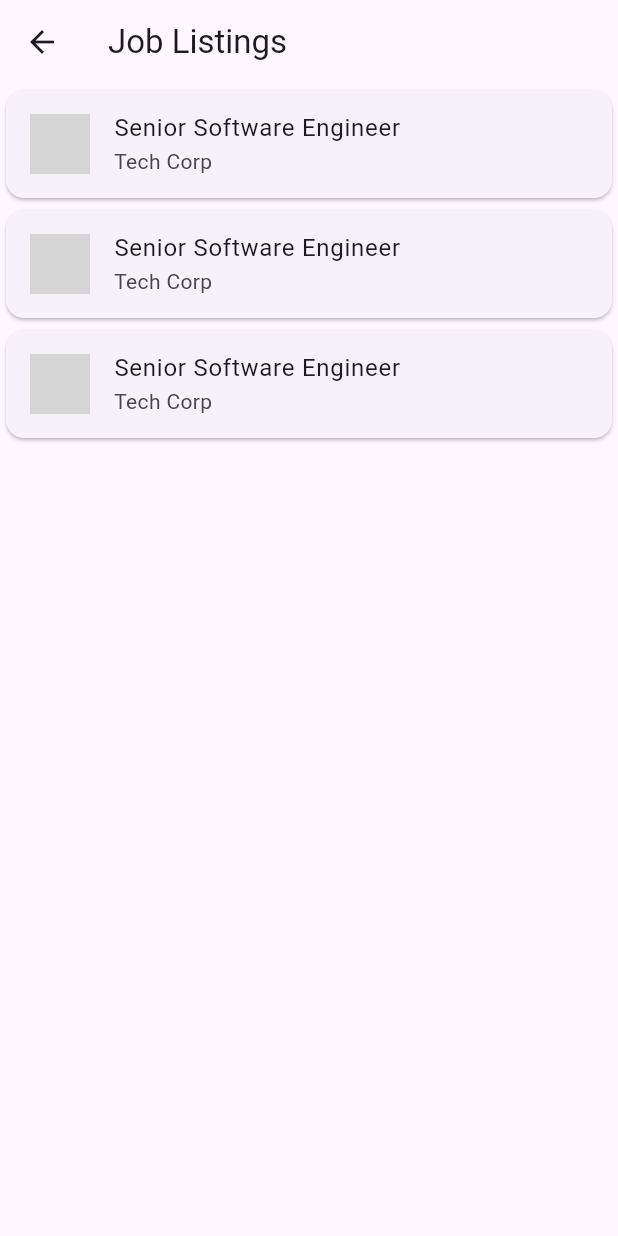
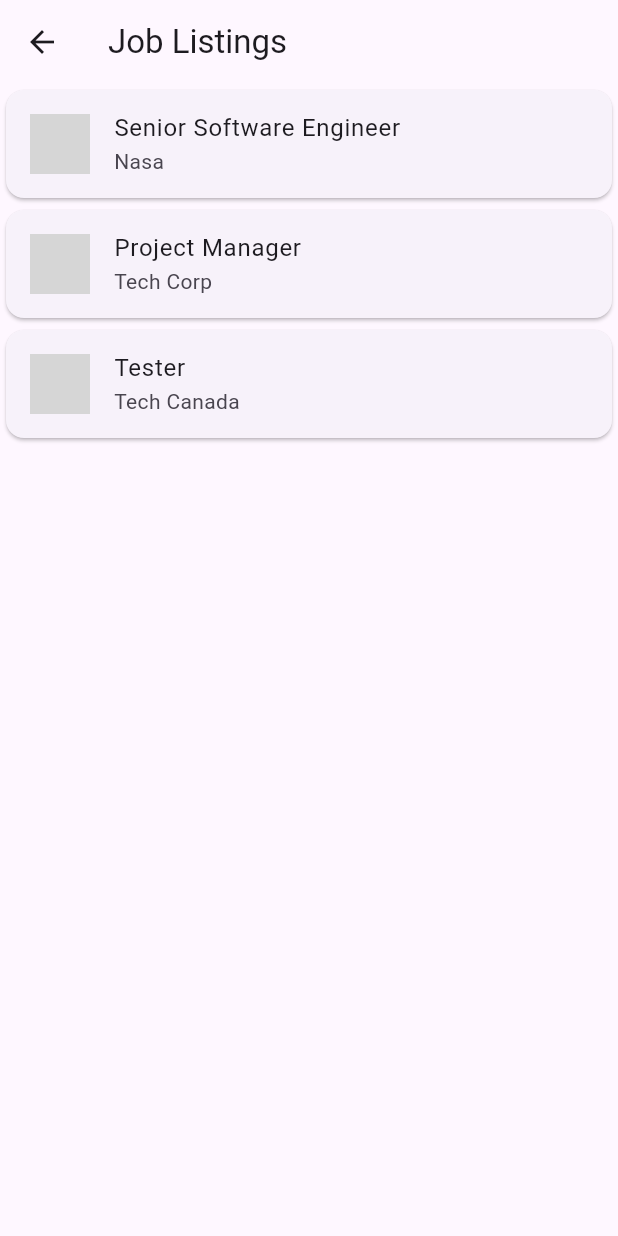
Before and after one commit to Dannysyed/jobrecruiting_usingFlutter, a Flutter app: the screen it shows after launch, after a tap on "Job Listings", on a phone screen of 412 x 824 dp. Run offline on Flutter 3.47's test engine with Material 3 defaults, Android fonts, the phone set to English and light mode, and no system bars; grey boxes are pictures that could not be loaded.

Commit message:
Update in data and Home screen fix

```diff
--- a/lib/data/data.dart
+++ b/lib/data/data.dart
@@ -11,24 +11,18 @@ final List<Candidate> candidates = [
     name: 'Meet Shah',
     position: 'Product Manager',
     imageUrl: 'assets/images/candidate2.jpg',
-    isConnected: false,
+    isConnected: true,
   ),
   Candidate(
-    name: 'Pavan Pater',
+    name: 'Pavan Patel',
     position: 'Software Developer',
     imageUrl: 'assets/images/candidate1.jpg',
     isConnected: true,
   ),
   Candidate(
-    name: 'Parth Pater',
+    name: 'Parth Prajapathi',
     position: 'Product Manager',
     imageUrl: 'assets/images/candidate2.jpg',
-    isConnected: false,
-  ),
-  Candidate(
-    name: 'Alice Smith',
-    position: 'UI/UX Designer',
-    imageUrl: 'assets/images/candidate3.jpg',
     isConnected: false,
   ),
 ];
@@ -47,23 +41,21 @@ final List<Post> connectedCandidatePosts = [
 final List<JobListing> jobListings = [
   JobListing(
     title: 'Senior Software Engineer',
-    company: 'Tech Corp',
+    company: 'Nasa',
     logoUrl: 'assets/images/tech_corp_logo.jpg',
     description:
         'We are looking for a Senior Software Engineer to join our team.',
   ),
   JobListing(
-    title: 'Senior Software Engineer',
+    title: 'Project Manager',
     company: 'Tech Corp',
     logoUrl: 'assets/images/tech_corp_logo.jpg',
-    description:
-        'We are looking for a Senior Software Engineer to join our team.',
+    description: 'We are looking for a Project Mangager to join our team.',
   ),
   JobListing(
-    title: 'Senior Software Engineer',
-    company: 'Tech Corp',
+    title: 'Tester',
+    company: 'Tech Canada',
     logoUrl: 'assets/images/tech_corp_logo.jpg',
-    description:
-        'We are looking for a Senior Software Engineer to join our team.',
+    description: 'We are looking for a tester to join our team.',
   ),
 ];
--- a/lib/widgets/home_screen.dart
+++ b/lib/widgets/home_screen.dart
@@ -5,8 +5,20 @@ import 'candidate_detail_screen.dart';
 import 'job_listings_screen.dart';
 import 'candidates_screen.dart';
 
-class HomeScreen extends StatelessWidget {
-  const HomeScreen({super.key});
+class HomeScreen extends StatefulWidget {
+  const HomeScreen({Key? key}) : super(key: key);
+
+  @override
+  State<HomeScreen> createState() => _HomeScreenState();
+}
+
+class _HomeScreenState extends State<HomeScreen> {
+  Future<void> _refreshPosts() async {
+    // Simulate a delay to show the refresh indicator
+    await Future.delayed(const Duration(seconds: 1));
+    setState(() {});
+  }
+
   @override
   Widget build(BuildContext context) {
     return Scaffold(
@@ -15,21 +27,19 @@ class HomeScreen extends StatelessWidget {
         actions: [
           IconButton(
             icon: const Icon(Icons.add),
-            onPressed: () {
-              Navigator.push(
+            onPressed: () async {
+              await Navigator.push(
                 context,
                 MaterialPageRoute(builder: (context) => CreatePostScreen()),
-              ).then((value) {
-                if (value == true) {
-                  (context as Element).reassemble();
-                }
-              });
+              );
+              setState(() {});
             },
             tooltip: 'Create Post',
           ),
         ],
       ),
       body: Column(
+        crossAxisAlignment: CrossAxisAlignment.start,
         children: [
           Padding(
             padding: const EdgeInsets.all(16),
@@ -38,38 +48,45 @@ class HomeScreen extends StatelessWidget {
               style: TextStyle(
                 fontSize: 24,
                 fontWeight: FontWeight.bold,
-                  color: Theme.of(context).primaryColor),
+                color: Theme.of(context).primaryColor,
+              ),
             ),
           ),
           Expanded(
             child: RefreshIndicator(
-              onRefresh: () async {
-                (context as Element).reassemble();
-              },
-              child: connectedCandidatePosts.isEmpty
-                  ? const Center(child: Text('No posts to show'))
+              onRefresh: _refreshPosts,
+              child: _buildPostsList(),
+            ),
+          ),
+          _buildFooterButtons(),
+        ],
+      ),
+    );
+  }
+
+  Widget _buildPostsList() {
+    return connectedCandidatePosts.isEmpty
+        ? Center(child: Text('No posts to show'))
         : ListView.builder(
             itemCount: connectedCandidatePosts.length,
             itemBuilder: (context, index) {
               final post = connectedCandidatePosts[index];
               return Card(
                 elevation: 5,
-                          margin: const EdgeInsets.symmetric(
-                              vertical: 8, horizontal: 16),
-                          child: Column(
-                            crossAxisAlignment: CrossAxisAlignment.start,
-                            children: [
-                              ListTile(
+                margin: const EdgeInsets.symmetric(vertical: 8, horizontal: 16),
+                child: ListTile(
                   contentPadding: const EdgeInsets.symmetric(
-                                    vertical: 12, horizontal: 16),
+                    vertical: 12,
+                    horizontal: 16,
+                  ),
                   leading: CircleAvatar(
                     radius: 30,
-                                  backgroundImage:
-                                      AssetImage(post.candidate.imageUrl),
+                    backgroundImage: AssetImage(post.candidate.imageUrl),
                   ),
-                                title: Text(post.candidate.name,
-                                    style: const TextStyle(
-                                        fontWeight: FontWeight.bold)),
+                  title: Text(
+                    post.candidate.name,
+                    style: const TextStyle(fontWeight: FontWeight.bold),
+                  ),
                   subtitle: Padding(
                     padding: const EdgeInsets.only(top: 8.0),
                     child: Text(post.message),
@@ -78,21 +95,20 @@ class HomeScreen extends StatelessWidget {
                     Navigator.push(
                       context,
                       MaterialPageRoute(
-                                      builder: (context) =>
-                                          CandidateDetailScreen(
-                                              candidate: post.candidate),
+                        builder: (context) => CandidateDetailScreen(
+                          candidate: post.candidate,
+                        ),
                       ),
                     );
                   },
                 ),
-                            ],
-                          ),
               );
             },
-                    ),
-            ),
-          ),
-          Container(
+          );
+  }
+
+  Widget _buildFooterButtons() {
+    return Container(
       padding: const EdgeInsets.symmetric(vertical: 10),
       decoration: BoxDecoration(
         color: Colors.blueGrey[100],
@@ -112,35 +128,28 @@ class HomeScreen extends StatelessWidget {
             onPressed: () {
               Navigator.push(
                 context,
-                      MaterialPageRoute(
-                          builder: (context) => CandidatesScreen()),
+                MaterialPageRoute(builder: (context) => CandidatesScreen()),
               );
             },
             icon: const Icon(Icons.people),
             label: const Text('Candidates'),
             style: ElevatedButton.styleFrom(
               backgroundColor: Colors.blue,
-                    padding: const EdgeInsets.symmetric(
-                        horizontal: 20, vertical: 10),
+              padding: const EdgeInsets.symmetric(horizontal: 20, vertical: 10),
             ),
           ),
           ElevatedButton.icon(
             onPressed: () {
               Navigator.push(
                 context,
-                      MaterialPageRoute(
-                          builder: (context) => JobListingsScreen()),
+                MaterialPageRoute(builder: (context) => JobListingsScreen()),
               );
             },
             icon: const Icon(Icons.work),
             label: const Text('Job Listings'),
             style: ElevatedButton.styleFrom(
               backgroundColor: Colors.green,
-                    padding: const EdgeInsets.symmetric(
-                        horizontal: 20, vertical: 10),
-                  ),
-                ),
-              ],
+              padding: const EdgeInsets.symmetric(horizontal: 20, vertical: 10),
             ),
           ),
         ],
```
Lines whose indentation alone changed are shown as unchanged.
